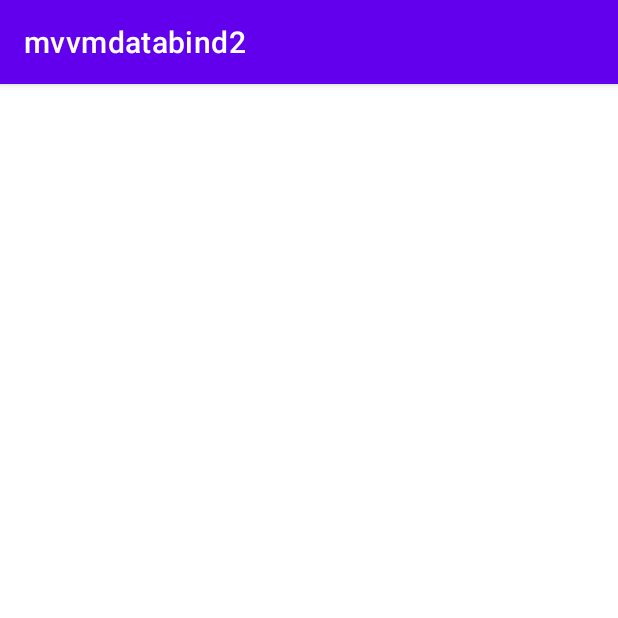
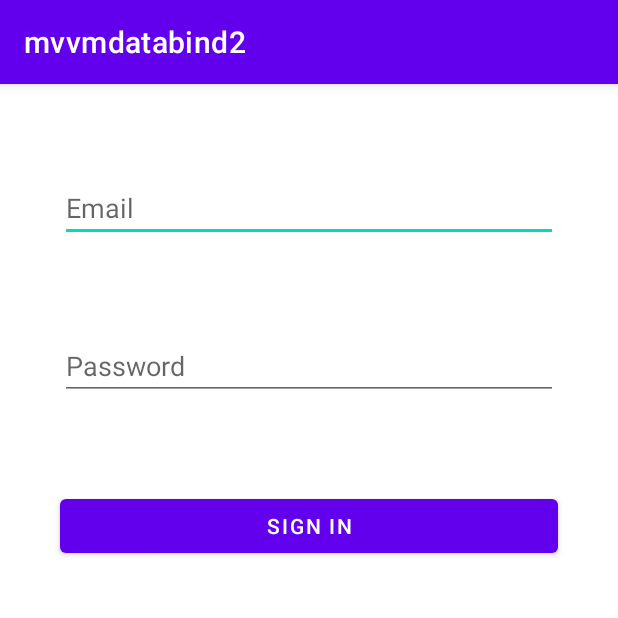
Before and after one commit to adityakadlag2004/Android-Login-MVVM, an Android app: the screen it shows after launch (LoginActivity), on a phone screen of 412 x 824 dp, the top half of it. Run offline under Robolectric (Android 15) with nearby library versions, the phone set to English and light mode, and no system bars; our stand-ins replace Firebase (no records; nobody signed in at launch, a user with empty details on screens opened directly), data binding.

Commit message:
layout files done

```diff
--- a/app/build.gradle
+++ b/app/build.gradle
@@ -33,6 +33,9 @@ android {
     kotlinOptions {
         jvmTarget = '1.8'
     }
+    dataBinding{
+      enabled = true
+    }
 }
 
 dependencies {
--- a/app/src/main/java/com/android/mvvmdatabind2/activities/MainActivity.kt
+++ b/app/src/main/java/com/android/mvvmdatabind2/activities/MainActivity.kt
@@ -4,6 +4,7 @@ import android.content.Intent
 import android.os.Bundle
 import android.widget.Toast
 import androidx.appcompat.app.AppCompatActivity
+import androidx.appcompat.app.AppCompatDelegate
 import com.android.mvvmdatabind2.R
 import com.android.mvvmdatabind2.auth.LoginActivity
 import com.google.firebase.auth.FirebaseAuth
@@ -16,6 +17,9 @@ class MainActivity : AppCompatActivity() {
     override fun onCreate(savedInstanceState: Bundle?) {
         super.onCreate(savedInstanceState)
         setContentView(R.layout.activity_main)
+
+        AppCompatDelegate.setDefaultNightMode(AppCompatDelegate.MODE_NIGHT_NO)
+
         mAuth = FirebaseAuth.getInstance()
 
     }
--- a/app/src/main/res/layout/activity_login.xml
+++ b/app/src/main/res/layout/activity_login.xml
@@ -1,9 +1,51 @@
 <?xml version="1.0" encoding="utf-8"?>
-<androidx.constraintlayout.widget.ConstraintLayout xmlns:android="http://schemas.android.com/apk/res/android"
+
+<layout
+    xmlns:android="http://schemas.android.com/apk/res/android"
     xmlns:app="http://schemas.android.com/apk/res-auto"
-    xmlns:tools="http://schemas.android.com/tools"
-    android:layout_width="match_parent"
-    android:layout_height="match_parent"
-    tools:context=".auth.LoginActivity">
+    xmlns:tools="http://schemas.android.com/tools">
+    <data>
+        <variable
+            name="viewModel"
+            type="com.android.mvvmdatabind2.viewmodels.AuthViewModel" />
+    </data>
+    <LinearLayout
+        android:orientation="vertical"
+        android:layout_width="match_parent"
+        android:layout_height="match_parent"
+        tools:context=".auth.LoginActivity">
 
-</androidx.constraintlayout.widget.ConstraintLayout>
+        <EditText
+            android:layout_width="match_parent"
+            android:layout_height="wrap_content"
+            android:id="@+id/email_edit_log"
+            android:hint="@string/email"
+            android:inputType="textEmailAddress"
+            android:autofillHints="@string/email"
+            android:layout_marginTop="60dp"
+            android:layout_marginStart="40dp"
+            android:layout_marginEnd="40dp"/>
+
+
+
+        <EditText
+            android:layout_width="match_parent"
+            android:layout_height="wrap_content"
+            android:id="@+id/password_edit_log"
+            android:hint="@string/password"
+            android:inputType="textPassword"
+            android:autofillHints="@string/password"
+            android:layout_marginTop="60dp"
+            android:layout_marginStart="40dp"
+            android:layout_marginEnd="40dp"/>
+
+        <Button
+            android:layout_width="match_parent"
+            android:layout_height="wrap_content"
+            android:id="@+id/btn_log"
+            android:text="@string/sign_in"
+            android:layout_marginTop="60dp"
+            android:layout_marginStart="40dp"
+            android:layout_marginEnd="40dp"/>
+    </LinearLayout>
+</layout>
--- a/app/src/main/res/values/strings.xml
+++ b/app/src/main/res/values/strings.xml
@@ -1,3 +1,6 @@
 <resources>
     <string name="app_name">mvvmdatabind2</string>
+    <string name="email">Email</string>
+    <string name="password">Password</string>
+    <string name="sign_in">Sign In</string>
 </resources>
```
Also changed, not shown: app/src/main/res/layout/activity_register.xml (+49 -6 lines).
